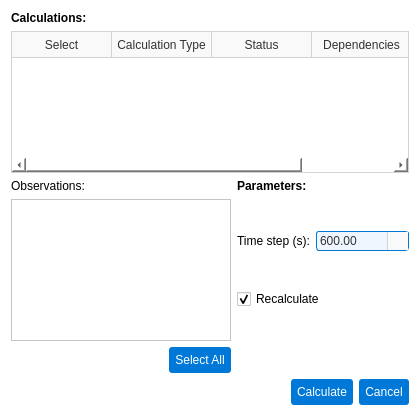
This is pastrocore/gui_pyside/dialog_calculations.ui in Torward1024/pAstroCORE as Qt 5 draws it before an edit. The edited form follows.
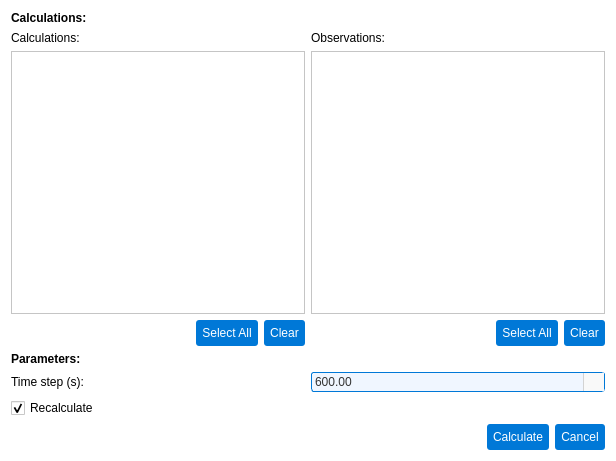
This is the edited form. Icons and pictures are not drawn.

What changed in the file:
```diff
--- a/pastrocore/gui_pyside/dialog_calculations.ui
+++ b/pastrocore/gui_pyside/dialog_calculations.ui
@@ -6,8 +6,8 @@
    <rect>
     <x>0</x>
     <y>0</y>
-    <width>420</width>
-    <height>416</height>
+    <width>616</width>
+    <height>461</height>
    </rect>
   </property>
   <property name="windowTitle">
@@ -24,22 +24,30 @@
    <bool>true</bool>
   </property>
   <layout class="QGridLayout" name="gridLayout_3">
-   <item row="0" column="0">
-    <widget class="QLabel" name="labelCalculations">
-     <property name="font">
-      <font>
-       <family>Arial</family>
-       <bold>true</bold>
-      </font>
-     </property>
-     <property name="text">
-      <string>Calculations:</string>
-     </property>
-    </widget>
-   </item>
-   <item row="2" column="0">
+   <item row="1" column="0">
     <layout class="QGridLayout" name="gridLayout">
-     <item row="6" column="0">
+     <item row="2" column="4">
+      <widget class="QLabel" name="labelTargets">
+       <property name="text">
+        <string>Observations:</string>
+       </property>
+      </widget>
+     </item>
+     <item row="3" column="4">
+      <widget class="QListWidget" name="targetList">
+       <property name="selectionMode">
+        <enum>QAbstractItemView::SelectionMode::MultiSelection</enum>
+       </property>
+      </widget>
+     </item>
+     <item row="2" column="2">
+      <widget class="QLabel" name="labelCalc">
+       <property name="text">
+        <string>Calculations:</string>
+       </property>
+      </widget>
+     </item>
+     <item row="6" column="4">
       <layout class="QHBoxLayout" name="horizontalLayout">
        <item>
         <spacer name="horizontalSpacer_2">
@@ -81,41 +89,205 @@
          </property>
         </widget>
        </item>
+       <item>
+        <widget class="QPushButton" name="clearAllObsButton">
+         <property name="styleSheet">
+          <string notr="true">QPushButton {
+    background-color: #0078d7;
+    color: #ffffff;
+    padding: 6px;
+    border-radius: 3px;
+    border: none;
+}
+QPushButton:hover {
+    background-color: #1a8cff;
+}
+QPushButton:pressed {
+    background-color: #005bb5;
+    padding-top: 7px;
+    padding-bottom: 5px;
+}</string>
+         </property>
+         <property name="text">
+          <string>Clear</string>
+         </property>
+        </widget>
+       </item>
       </layout>
      </item>
-     <item row="2" column="1">
-      <widget class="QLabel" name="labelParameters">
-       <property name="font">
-        <font>
-         <family>Arial</family>
-         <bold>true</bold>
-        </font>
+     <item row="6" column="2">
+      <layout class="QHBoxLayout" name="horizontalLayout_2">
+       <item>
+        <spacer name="horizontalSpacer_3">
+         <property name="orientation">
+          <enum>Qt::Orientation::Horizontal</enum>
+         </property>
+         <property name="sizeHint" stdset="0">
+          <size>
+           <width>40</width>
+           <height>20</height>
+          </size>
+         </property>
+        </spacer>
+       </item>
+       <item>
+        <widget class="QPushButton" name="selectAllCalcButton">
+         <property name="styleSheet">
+          <string notr="true">QPushButton {
+    background-color: #0078d7;
+    color: #ffffff;
+    padding: 6px;
+    border-radius: 3px;
+    border: none;
+}
+QPushButton:hover {
+    background-color: #1a8cff;
+}
+QPushButton:pressed {
+    background-color: #005bb5;
+    padding-top: 7px;
+    padding-bottom: 5px;
+}</string>
+         </property>
+         <property name="text">
+          <string>Select All</string>
+         </property>
+        </widget>
+       </item>
+       <item>
+        <widget class="QPushButton" name="clearAllCalcButton">
+         <property name="styleSheet">
+          <string notr="true">QPushButton {
+    background-color: #0078d7;
+    color: #ffffff;
+    padding: 6px;
+    border-radius: 3px;
+    border: none;
+}
+QPushButton:hover {
+    background-color: #1a8cff;
+}
+QPushButton:pressed {
+    background-color: #005bb5;
+    padding-top: 7px;
+    padding-bottom: 5px;
+}</string>
+         </property>
+         <property name="text">
+          <string>Clear</string>
+         </property>
+        </widget>
+       </item>
+      </layout>
+     </item>
+     <item row="3" column="2">
+      <widget class="QListWidget" name="calcList"/>
+     </item>
+    </layout>
+   </item>
+   <item row="0" column="0">
+    <widget class="QLabel" name="labelCalculations">
+     <property name="font">
+      <font>
+       <family>Arial</family>
+       <bold>true</bold>
+      </font>
+     </property>
+     <property name="text">
+      <string>Calculations:</string>
+     </property>
+    </widget>
+   </item>
+   <item row="4" column="0">
+    <layout class="QHBoxLayout" name="buttonLayout">
+     <item>
+      <spacer name="horizontalSpacer">
+       <property name="orientation">
+        <enum>Qt::Orientation::Horizontal</enum>
        </property>
+       <property name="sizeHint" stdset="0">
+        <size>
+         <width>40</width>
+         <height>20</height>
+        </size>
+       </property>
+      </spacer>
+     </item>
+     <item>
+      <widget class="QPushButton" name="calcButton">
+       <property name="styleSheet">
+        <string notr="true">QPushButton {
+    background-color: #0078d7;
+    color: #ffffff;
+    padding: 6px;
+    border-radius: 3px;
+    border: none;
+}
+QPushButton:hover {
+    background-color: #1a8cff;
+}
+QPushButton:pressed {
+    background-color: #005bb5;
+    padding-top: 7px;
+    padding-bottom: 5px;
+}</string>
+       </property>
        <property name="text">
-        <string>Parameters:</string>
+        <string>Calculate</string>
        </property>
+       <property name="autoDefault">
+        <bool>false</bool>
+       </property>
+       <property name="flat">
+        <bool>true</bool>
+       </property>
       </widget>
      </item>
-     <item row="2" column="0">
-      <widget class="QLabel" name="labelTargets">
+     <item>
+      <widget class="QPushButton" name="cancelButton">
+       <property name="styleSheet">
+        <string notr="true">QPushButton {
+    background-color: #0078d7;
+    color: #ffffff;
+    padding: 6px;
+    border-radius: 3px;
+    border: none;
+}
+QPushButton:hover {
+    background-color: #1a8cff;
+}
+QPushButton:pressed {
+    background-color: #005bb5;
+    padding-top: 7px;
+    padding-bottom: 5px;
+}</string>
+       </property>
        <property name="text">
-        <string>Observations:</string>
+        <string>Cancel</string>
        </property>
+       <property name="autoDefault">
+        <bool>true</bool>
+       </property>
+       <property name="flat">
+        <bool>true</bool>
+       </property>
       </widget>
      </item>
-     <item row="3" column="1">
-      <layout class="QGridLayout" name="gridLayout_2">
-       <item row="0" column="0">
-        <widget class="QLabel" name="labelTimestep">
-         <property name="text">
-          <string>Time step (s):</string>
-         </property>
-        </widget>
-       </item>
-       <item row="0" column="1">
-        <widget class="QDoubleSpinBox" name="timeStepSpin">
-         <property name="styleSheet">
-          <string notr="true">/* Base style for QDoubleSpinBox */
+    </layout>
+   </item>
+   <item row="3" column="0">
+    <layout class="QGridLayout" name="gridLayout_2">
+     <item row="0" column="0">
+      <widget class="QLabel" name="labelTimestep">
+       <property name="text">
+        <string>Time step (s):</string>
+       </property>
+      </widget>
+     </item>
+     <item row="0" column="1">
+      <widget class="QDoubleSpinBox" name="timeStepSpin">
+       <property name="styleSheet">
+        <string notr="true">/* Base style for QDoubleSpinBox */
 QDoubleSpinBox {
     font-family: Arial;
     font-size: 9pt;
@@ -185,269 +357,46 @@
     height: 12px;
     image: url(:/icons/down_arrow_icon.svg); /* Matches QComboBox down-arrow */
 }</string>
-         </property>
-         <property name="minimum">
-          <double>1.000000000000000</double>
-         </property>
-         <property name="maximum">
-          <double>3600.000000000000000</double>
-         </property>
-         <property name="value">
-          <double>600.000000000000000</double>
-         </property>
-        </widget>
-       </item>
-       <item row="1" column="0" colspan="2">
-        <widget class="QCheckBox" name="recalculateCheck">
-         <property name="text">
-          <string>Recalculate</string>
-         </property>
-         <property name="checked">
-          <bool>true</bool>
-         </property>
-         <property name="tristate">
-          <bool>false</bool>
-         </property>
-        </widget>
-       </item>
-      </layout>
-     </item>
-     <item row="3" column="0">
-      <widget class="QListWidget" name="targetList">
-       <property name="styleSheet">
-        <string notr="true">/* QTableView and QHeaderView styles for pAstroCORE */
-
-/* Table View */
-QTableView, QTableWidget {
-    background-color: #ffffff;
-    gridline-color: #d3d3d3;
-    color: #333333;
-    font-family: Arial, sans-serif;
-    font-size: 9pt;
-    border: 1px solid #d3d3d3; /* External border for table */
-    padding: 0; /* Ensure no default padding */
-}
-
-QTableView::item, QTableWidget::item {
-    padding: 4px; /* Consistent padding for normal state */
-}
-
-QTableView::item:selected, QTableWidget::item:selected {
-    background-color: #0078d7;
-    color: #ffffff;
-    padding: 4px; /* Consistent padding for selected state */
-}
-
-QTableView::item:hover, QTableWidget::item:hover {
-    background-color: #1a8cff;
-    color: #ffffff;
-    padding: 4px; /* Explicitly set same padding to avoid shift */
-}
-
-/* Header View */
-QHeaderView {
-    background-color: #f9f9f9;
-    border: none; /* No external border to avoid doubling with QTableView */
-    border-bottom: 1px solid #d3d3d3; /* Bottom border to separate from content */
-}
-
-QHeaderView::section {
-    background-color: #f9f9f9;
-    color: #333333;
-    border-bottom: none; /* No bottom border, handled by QHeaderView */
-    border-right: none; /* Avoid doubling with adjacent sections */
-    border-left: none; /* Clean look */
-    border-top: none; /* Clean look */
-    padding: 4px;
-    font-family: Arial, sans-serif;
-    font-size: 9pt;
-}
-
-QHeaderView::section:horizontal {
-    border-right: 1px solid #d3d3d3; /* Separator between columns */
-}
-
-QHeaderView::section:vertical {
-    border-bottom: 1px solid #d3d3d3; /* Separator between rows */
-}
-
-QHeaderView::section:hover {
-    background-color: #1a8cff;
-    color: #ffffff;
-    padding: 4px; /* Explicitly set same padding to avoid shift */
-}</string>
        </property>
-       <property name="selectionMode">
-        <enum>QAbstractItemView::SelectionMode::MultiSelection</enum>
+       <property name="minimum">
+        <double>1.000000000000000</double>
+       </property>
+       <property name="maximum">
+        <double>3600.000000000000000</double>
+       </property>
+       <property name="value">
+        <double>600.000000000000000</double>
        </property>
       </widget>
      </item>
-    </layout>
-   </item>
-   <item row="1" column="0">
-    <widget class="QTableWidget" name="calcTable">
-     <property name="styleSheet">
-      <string notr="true">/* QTableView and QHeaderView styles for pAstroCORE */
-
-/* Table View */
-QTableView, QTableWidget {
-    background-color: #ffffff;
-    gridline-color: #d3d3d3;
-    color: #333333;
-    font-family: Arial, sans-serif;
-    font-size: 9pt;
-    border: 1px solid #d3d3d3; /* External border for table */
-    padding: 0; /* Ensure no default padding */
-}
-
-QTableView::item, QTableWidget::item {
-    padding: 4px; /* Consistent padding for normal state */
-}
-
-QTableView::item:selected, QTableWidget::item:selected {
-    background-color: #0078d7;
-    color: #ffffff;
-    padding: 4px; /* Consistent padding for selected state */
-}
-
-QTableView::item:hover, QTableWidget::item:hover {
-    background-color: #1a8cff;
-    color: #ffffff;
-    padding: 4px; /* Explicitly set same padding to avoid shift */
-}
-
-/* Header View */
-QHeaderView {
-    background-color: #f9f9f9;
-    border: none; /* No external border to avoid doubling with QTableView */
-    border-bottom: 1px solid #d3d3d3; /* Bottom border to separate from content */
-}
-
-QHeaderView::section {
-    background-color: #f9f9f9;
-    color: #333333;
-    border-bottom: none; /* No bottom border, handled by QHeaderView */
-    border-right: none; /* Avoid doubling with adjacent sections */
-    border-left: none; /* Clean look */
-    border-top: none; /* Clean look */
-    padding: 4px;
-    font-family: Arial, sans-serif;
-    font-size: 9pt;
-}
-
-QHeaderView::section:horizontal {
-    border-right: 1px solid #d3d3d3; /* Separator between columns */
-}
-
-QHeaderView::section:vertical {
-    border-bottom: 1px solid #d3d3d3; /* Separator between rows */
-}
-
-QHeaderView::section:hover {
-    background-color: #1a8cff;
-    color: #ffffff;
-    padding: 4px; /* Explicitly set same padding to avoid shift */
-}</string>
-     </property>
-     <column>
-      <property name="text">
-       <string>Select</string>
-      </property>
-     </column>
-     <column>
-      <property name="text">
-       <string>Calculation Type</string>
-      </property>
-     </column>
-     <column>
-      <property name="text">
-       <string>Status</string>
-      </property>
-     </column>
-     <column>
-      <property name="text">
-       <string>Dependencies</string>
-      </property>
-     </column>
-    </widget>
-   </item>
-   <item row="3" column="0">
-    <layout class="QHBoxLayout" name="buttonLayout">
-     <item>
-      <spacer name="horizontalSpacer">
-       <property name="orientation">
-        <enum>Qt::Orientation::Horizontal</enum>
-       </property>
-       <property name="sizeHint" stdset="0">
-        <size>
-         <width>40</width>
-         <height>20</height>
-        </size>
-       </property>
-      </spacer>
-     </item>
-     <item>
-      <widget class="QPushButton" name="calcButton">
-       <property name="styleSheet">
-        <string notr="true">QPushButton {
-    background-color: #0078d7;
-    color: #ffffff;
-    padding: 6px;
-    border-radius: 3px;
-    border: none;
-}
-QPushButton:hover {
-    background-color: #1a8cff;
-}
-QPushButton:pressed {
-    background-color: #005bb5;
-    padding-top: 7px;
-    padding-bottom: 5px;
-}</string>
-       </property>
+     <item row="1" column="0" colspan="2">
+      <widget class="QCheckBox" name="recalculateCheck">
        <property name="text">
-        <string>Calculate</string>
+        <string>Recalculate</string>
        </property>
-       <property name="autoDefault">
+       <property name="checked">
+        <bool>true</bool>
+       </property>
+       <property name="tristate">
         <bool>false</bool>
        </property>
-       <property name="flat">
-        <bool>true</bool>
-       </property>
-      </widget>
-     </item>
-     <item>
-      <widget class="QPushButton" name="cancelButton">
-       <property name="styleSheet">
-        <string notr="true">QPushButton {
-    background-color: #0078d7;
-    color: #ffffff;
-    padding: 6px;
-    border-radius: 3px;
-    border: none;
-}
-QPushButton:hover {
-    background-color: #1a8cff;
-}
-QPushButton:pressed {
-    background-color: #005bb5;
-    padding-top: 7px;
-    padding-bottom: 5px;
-}</string>
-       </property>
-       <property name="text">
-        <string>Cancel</string>
-       </property>
-       <property name="autoDefault">
-        <bool>true</bool>
-       </property>
-       <property name="flat">
-        <bool>true</bool>
-       </property>
       </widget>
      </item>
     </layout>
    </item>
+   <item row="2" column="0">
+    <widget class="QLabel" name="labelParameters">
+     <property name="font">
+      <font>
+       <family>Arial</family>
+       <bold>true</bold>
+      </font>
+     </property>
+     <property name="text">
+      <string>Parameters:</string>
+     </property>
+    </widget>
+   </item>
   </layout>
  </widget>
  <resources>
```
Left out of the diff: 5 changed lines with no effect on the pictures.
